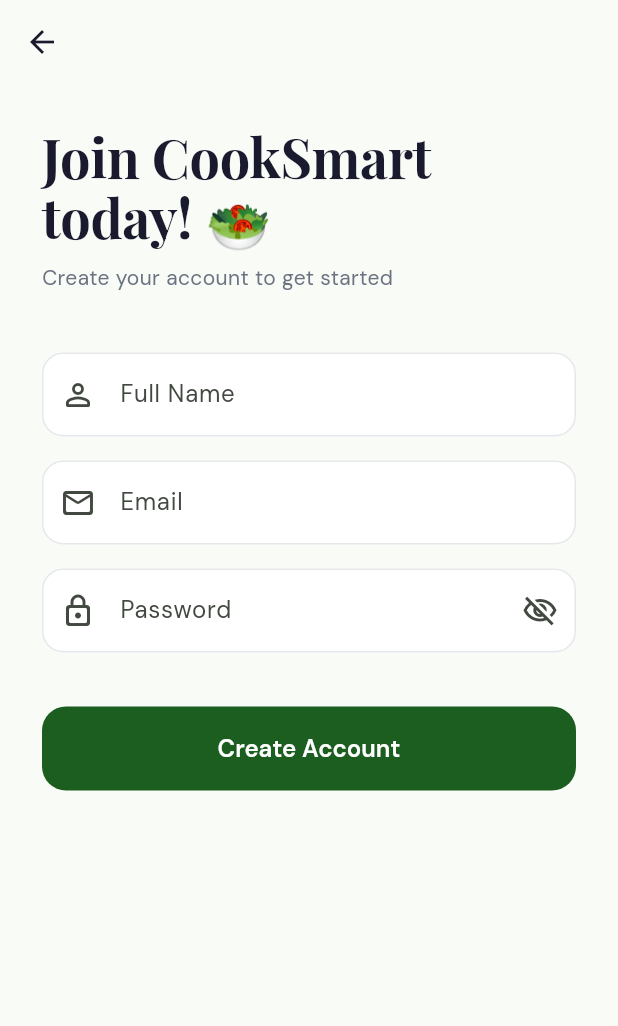
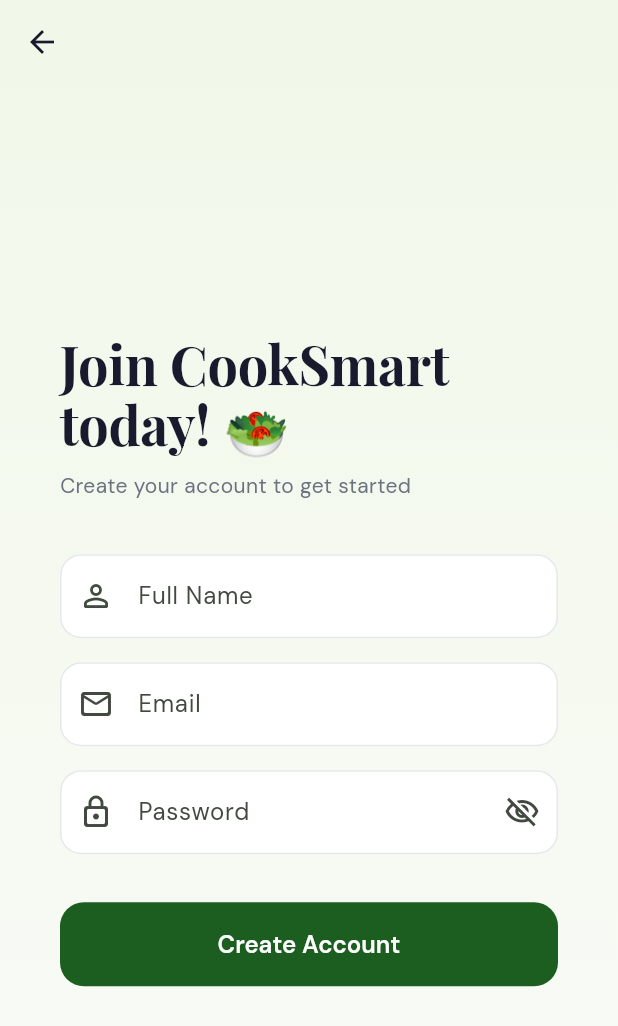
Before and after one commit to sirisha15112004/cooksmart, a Flutter app: the screen it shows after launch, after a tap on "Sign Up", on a phone screen of 412 x 824 dp. Shown: the top 1026 px of the screen. Run offline on Flutter 3.47's test engine with Material 3 defaults, Android fonts, the phone set to English and light mode, and no system bars; drawn by our look-alikes of flutter_animate; our stand-ins replace google_fonts, image_picker, shared_preferences, table_calendar.

Commit message:
Center Login and Signup screens with responsive desktop card layout

```diff
--- a/lib/screens/auth/login_screen.dart
+++ b/lib/screens/auth/login_screen.dart
@@ -71,8 +71,13 @@
 
   @override
   Widget build(BuildContext context) {
+    final screenWidth = MediaQuery.of(context).size.width;
+    final isDesktop = screenWidth > 600;
+
     return Scaffold(
       body: Container(
+        width: double.infinity,
+        height: double.infinity,
         decoration: const BoxDecoration(
           gradient: LinearGradient(
             begin: Alignment.topCenter,
@@ -81,13 +86,35 @@
           ),
         ),
         child: SafeArea(
+          child: Center(
             child: SingleChildScrollView(
-            padding: const EdgeInsets.all(28),
+              padding: const EdgeInsets.symmetric(horizontal: 24, vertical: 24),
+              child: ConstrainedBox(
+                constraints: const BoxConstraints(maxWidth: 460),
+                child: Container(
+                  padding: isDesktop
+                      ? const EdgeInsets.symmetric(horizontal: 36, vertical: 40)
+                      : const EdgeInsets.symmetric(horizontal: 16, vertical: 16),
+                  decoration: isDesktop
+                      ? BoxDecoration(
+                          color: Colors.white,
+                          borderRadius: BorderRadius.circular(24),
+                          boxShadow: [
+                            BoxShadow(
+                              color: Colors.black.withValues(alpha: 0.06),
+                              blurRadius: 24,
+                              offset: const Offset(0, 8),
+                            ),
+                          ],
+                        )
+                      : null,
                   child: Column(
+                    mainAxisAlignment: MainAxisAlignment.center,
                     crossAxisAlignment: CrossAxisAlignment.start,
+                    mainAxisSize: MainAxisSize.min,
                     children: [
-                const SizedBox(height: 40),
-                Container(
+                      Center(
+                        child: Container(
                           width: 64, height: 64,
                           decoration: BoxDecoration(
                             color: AppTheme.primary,
@@ -96,7 +123,8 @@
                           child: const Center(
                               child: Text('🍳', style: TextStyle(fontSize: 32))),
                         ).animate().fadeIn().scale(),
-                const SizedBox(height: 28),
+                      ),
+                      const SizedBox(height: 24),
                       Text('Welcome\nback! 👋',
                           style: Theme.of(context).textTheme.displayLarge)
                           .animate().fadeIn(delay: 100.ms).slideX(begin: -0.2),
@@ -104,7 +132,7 @@
                       Text('Sign in to continue cooking',
                           style: Theme.of(context).textTheme.bodyMedium)
                           .animate().fadeIn(delay: 200.ms),
-                const SizedBox(height: 44),
+                      const SizedBox(height: 36),
                       TextFormField(
                         controller: _emailController,
                         keyboardType: TextInputType.emailAddress,
@@ -165,6 +193,9 @@
                 ),
               ),
             ),
+          ),
+        ),
+      ),
     );
   }
 }
--- a/lib/screens/auth/signup_screen.dart
+++ b/lib/screens/auth/signup_screen.dart
@@ -80,13 +80,53 @@
 
   @override
   Widget build(BuildContext context) {
+    final screenWidth = MediaQuery.of(context).size.width;
+    final isDesktop = screenWidth > 600;
+
     return Scaffold(
-      appBar: AppBar(leading: const BackButton()),
-      body: SafeArea(
+      extendBodyBehindAppBar: true,
+      appBar: AppBar(
+        backgroundColor: Colors.transparent,
+        elevation: 0,
+        leading: const BackButton(color: AppTheme.textPrimary),
+      ),
+      body: Container(
+        width: double.infinity,
+        height: double.infinity,
+        decoration: const BoxDecoration(
+          gradient: LinearGradient(
+            begin: Alignment.topCenter,
+            end: Alignment.bottomCenter,
+            colors: [Color(0xFFF1F8E9), AppTheme.surface],
+          ),
+        ),
+        child: SafeArea(
+          child: Center(
             child: SingleChildScrollView(
-          padding: const EdgeInsets.all(28),
+              padding: const EdgeInsets.symmetric(horizontal: 24, vertical: 24),
+              child: ConstrainedBox(
+                constraints: const BoxConstraints(maxWidth: 460),
+                child: Container(
+                  padding: isDesktop
+                      ? const EdgeInsets.symmetric(horizontal: 36, vertical: 40)
+                      : const EdgeInsets.symmetric(horizontal: 16, vertical: 16),
+                  decoration: isDesktop
+                      ? BoxDecoration(
+                          color: Colors.white,
+                          borderRadius: BorderRadius.circular(24),
+                          boxShadow: [
+                            BoxShadow(
+                              color: Colors.black.withValues(alpha: 0.06),
+                              blurRadius: 24,
+                              offset: const Offset(0, 8),
+                            ),
+                          ],
+                        )
+                      : null,
                   child: Column(
+                    mainAxisAlignment: MainAxisAlignment.center,
                     crossAxisAlignment: CrossAxisAlignment.start,
+                    mainAxisSize: MainAxisSize.min,
                     children: [
                       Text('Join CookSmart\ntoday! 🥗',
                           style: Theme.of(context).textTheme.displayLarge)
@@ -95,7 +135,7 @@
                       Text('Create your account to get started',
                           style: Theme.of(context).textTheme.bodyMedium)
                           .animate().fadeIn(delay: 100.ms),
-              const SizedBox(height: 40),
+                      const SizedBox(height: 36),
                       TextFormField(
                         controller: _nameController,
                         textCapitalization: TextCapitalization.words,
@@ -129,7 +169,7 @@
                           ),
                         ),
                       ).animate().fadeIn(delay: 400.ms),
-              const SizedBox(height: 36),
+                      const SizedBox(height: 32),
                       SizedBox(
                         width: double.infinity,
                         height: 56,
@@ -145,6 +185,10 @@
                   ),
                 ),
               ),
+            ),
+          ),
+        ),
+      ),
     );
   }
 }
```
Lines whose indentation alone changed are shown as unchanged.
